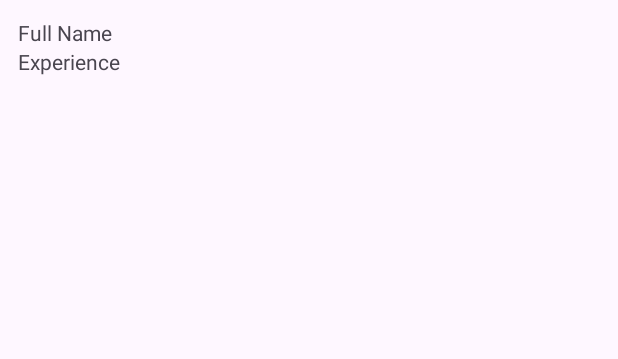
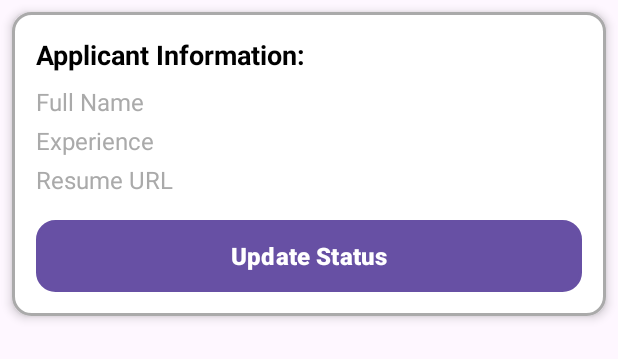
Before and after one commit to harmanpreetprogrammer/Kwetu-Jobs-Project, an Android app: the layout applicant_item.xml on its own in the app's theme, with its tools: preview values and no code run, on a phone screen of 412 x 824 dp. Shown: the top 359 px of the screen. Run offline under Robolectric (Android 15) with nearby library versions, the phone set to English and light mode, and no system bars.

Commit message:
The  ui interface is updated.

```diff
--- /dev/null
+++ b/app/src/main/res/drawable/border_background.xml
@@ -0,0 +1,7 @@
+<?xml version="1.0" encoding="utf-8"?>
+<shape xmlns:android="http://schemas.android.com/apk/res/android" android:shape="rectangle">
+    <solid android:color="@android:color/white"/>
+    <corners android:radius="12dp"/>
+    <stroke android:width="2dp" android:color="@android:color/darker_gray"/>
+    <padding android:left="12dp" android:top="12dp" android:right="12dp" android:bottom="12dp"/>
+</shape>
--- /dev/null
+++ b/app/src/main/res/drawable/button_background.xml
@@ -0,0 +1,7 @@
+<?xml version="1.0" encoding="utf-8"?>
+<shape xmlns:android="http://schemas.android.com/apk/res/android" android:shape="rectangle">
+    <solid android:color="@android:color/holo_blue_dark"/>
+    <corners android:radius="12dp"/>
+    <padding android:left="12dp" android:top="8dp" android:right="12dp" android:bottom="8dp"/>
+    <stroke android:width="2dp" android:color="@android:color/white"/>
+</shape>
--- a/app/src/main/res/layout/applicant_item.xml
+++ b/app/src/main/res/layout/applicant_item.xml
@@ -1,19 +1,61 @@
 <?xml version="1.0" encoding="utf-8"?>
-    <LinearLayout xmlns:android="http://schemas.android.com/apk/res/android"
-        android:layout_width="match_parent"
+<LinearLayout xmlns:android="http://schemas.android.com/apk/res/android"
+    android:layout_width="match_parent"
+    android:layout_height="wrap_content"
+    android:orientation="vertical"
+    android:padding="16dp"
+    android:layout_margin="8dp"
+    android:elevation="4dp"
+    android:layout_marginTop="50dp"
+    android:background="@drawable/border_background">
+
+    <TextView
+        android:id="@+id/textview_info"
+        android:layout_width="wrap_content"
         android:layout_height="wrap_content"
-        android:orientation="vertical"
-        android:padding="12dp">
+        android:text="Applicant Information:"
+        android:textSize="18sp"
+        android:textStyle="bold"
+        android:textColor="@android:color/black"
+        android:paddingBottom="8dp"/>
+
     <TextView
         android:id="@+id/fullName"
         android:layout_width="wrap_content"
         android:layout_height="wrap_content"
-        android:text="Full Name" />
+        android:text="Full Name"
+        android:textSize="16sp"
+        android:textColor="@android:color/darker_gray"
+        android:paddingBottom="4dp"/>
 
     <TextView
         android:id="@+id/workExperience"
         android:layout_width="wrap_content"
         android:layout_height="wrap_content"
-        android:text="Experience" />
+        android:text="Experience"
+        android:textSize="16sp"
+        android:textColor="@android:color/darker_gray"
+        android:paddingBottom="4dp"/>
 
-    </LinearLayout>
+    <TextView
+        android:id="@+id/resume_url_dl"
+        android:layout_width="wrap_content"
+        android:layout_height="wrap_content"
+        android:text="Resume URL"
+        android:textSize="16sp"
+        android:textIsSelectable="true"
+        android:textColor="@android:color/darker_gray"
+        android:paddingBottom="8dp"/>
+
+    <Button
+        android:id="@+id/viewResumeButton"
+        android:layout_width="match_parent"
+        android:layout_height="wrap_content"
+        android:text="Update Status"
+        android:textSize="16sp"
+        android:textStyle="bold"
+        android:textColor="@android:color/white"
+        android:background="@drawable/button_background"
+        android:padding="2dp"
+        android:layout_marginTop="8dp"/>
+</LinearLayout>
--- a/app/src/main/res/layout/employer_dashboard_post_jobs_fg.xml
+++ b/app/src/main/res/layout/employer_dashboard_post_jobs_fg.xml
@@ -6,6 +6,7 @@
     android:layout_width="match_parent"
     android:layout_height="match_parent"
     android:padding="16dp"
+    android:layout_marginBottom="80dp"
     tools:context=".Employer_dashboard_post_jobs">
 
     <ScrollView
--- a/app/src/main/res/layout/employer_dashboard_review_jobs_fg.xml
+++ b/app/src/main/res/layout/employer_dashboard_review_jobs_fg.xml
@@ -3,7 +3,8 @@
     android:layout_width="match_parent"
     android:layout_height="match_parent"
     xmlns:tools="http://schemas.android.com/tools"
-    tools:context=".Employer_dashboard_review_jobs">
+    tools:context=".Employer_dashboard_review_jobs"
+    android:layout_marginBottom="80dp">
 
     <androidx.recyclerview.widget.RecyclerView
         android:id="@+id/recyclerViewPostedJobs"
--- a/app/src/main/res/layout/employer_dashboard_screening_fg.xml
+++ b/app/src/main/res/layout/employer_dashboard_screening_fg.xml
@@ -5,7 +5,8 @@
     android:id="@+id/main"
     android:layout_width="match_parent"
     android:layout_height="match_parent"
-    tools:context=".Employer_dashboard_screening">
+    tools:context=".Employer_dashboard_screening"
+    android:layout_marginBottom="80dp">
 
     <LinearLayout xmlns:android="http://schemas.android.com/apk/res/android"
         android:layout_width="match_parent"
```
Also changed, not shown: app/src/main/AndroidManifest.xml (+4 -7 lines), app/src/main/java/kwetu_jobs/hiring/com/Applicant.java (+13 -1 lines), app/src/main/java/kwetu_jobs/hiring/com/ApplicantsAdapter.java (+13 -2 lines), app/src/main/java/kwetu_jobs/hiring/com/Employer_dashboard_screening.java (+42 -23 lines), app/src/main/java/kwetu_jobs/hiring/com/JobSeeker_profile.java (+9 -1 lines), app/src/main/java/kwetu_jobs/hiring/com/Jobseeker_dashboard_viewAll_fragment.java (+18 -6 lines), app/src/main/java/kwetu_jobs/hiring/com/UserProfile.java (+10 -1 lines).
